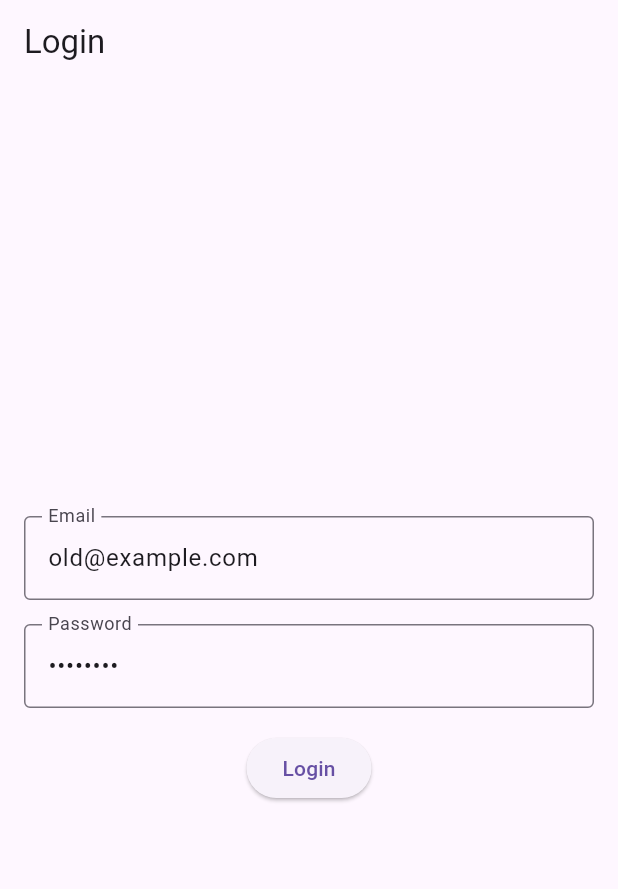
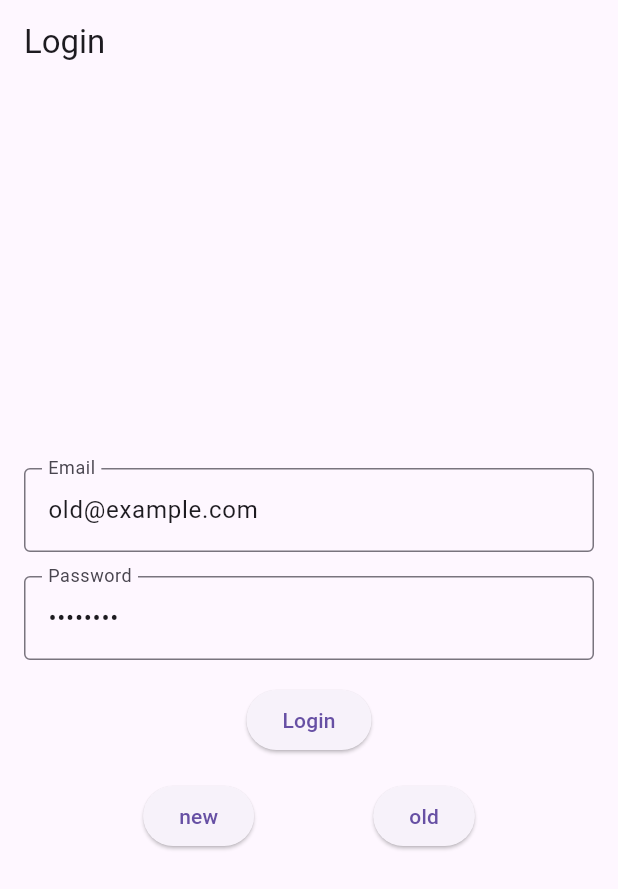
Before and after one commit to essasabbagh/chat_reverb_demo, a Flutter app: the screen it shows after launch, on a phone screen of 412 x 824 dp. Shown: the top 889 px of the screen. Run offline on Flutter 3.47's test engine with Material 3 defaults, Android fonts, the phone set to English and light mode, and no system bars; our stand-ins replace dash_chat_2, flutter_riverpod, shared_preferences; missing offline and left inert: dart_pusher_channels.

Commit message:
Orgnize ui

```diff
--- a/lib/screens/login_screen.dart
+++ b/lib/screens/login_screen.dart
@@ -107,6 +107,27 @@ class _LoginScreenState extends State<LoginScreen> {
             _isLoading
                 ? const CircularProgressIndicator()
                 : ElevatedButton(onPressed: _login, child: const Text('Login')),
+            const SizedBox(height: 16),
+            Row(
+              mainAxisAlignment: MainAxisAlignment.spaceEvenly,
+              children: [
+                ElevatedButton(
+                  onPressed: () {
+                    _emailController.text = 'new@example.com';
+                    _login();
+                  },
+                  child: const Text('new'),
+                ),
+                ElevatedButton(
+                  onPressed: () {
+                    _emailController.text = 'old@example.com';
+
+                    _login();
+                  },
+                  child: const Text('old'),
+                ),
+              ],
+            ),
           ],
         ),
       ),
```
Also changed, not shown: lib/const.dart (+3 -7 lines), pubspec.yaml (+4 -19 lines), pubspec.lock, 2 other files.
